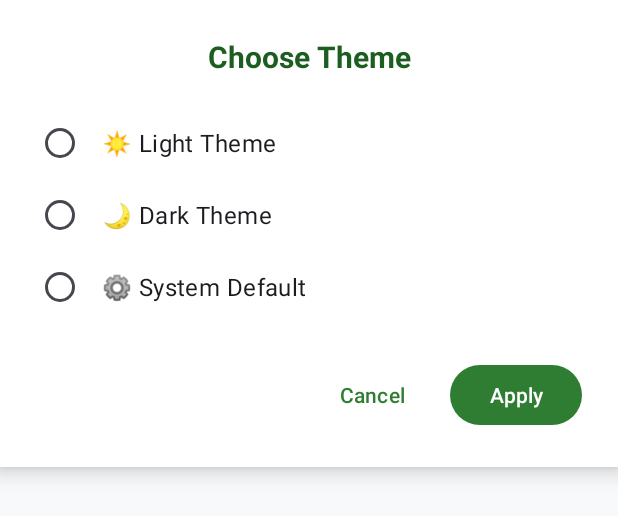
After one commit to IT22194930/NexCharge---EV-Charging-Station-Booking-System, an Android app: the layout dialog_theme_selection.xml on its own in the app's theme, with its tools: preview values and no code run, on a phone screen of 412 x 824 dp. The commit adds this screen. Shown: the top 516 px of the screen. Run offline under Robolectric (Android 15) with nearby library versions, the phone set to English and light mode, and no system bars.

Commit message:
Add change theme button fix app crashing
Add change theme button fix app crashing

```diff
--- a/EVChargingApp/app/src/main/java/com/evcharging/evchargingapp/ui/LauncherActivity.kt
+++ b/EVChargingApp/app/src/main/java/com/evcharging/evchargingapp/ui/LauncherActivity.kt
@@ -11,6 +11,7 @@ import com.auth0.android.jwt.JWT
 import com.evcharging.evchargingapp.R
 import com.evcharging.evchargingapp.ui.evowner.EVOwnerHomeActivity
 import com.evcharging.evchargingapp.ui.stationoperator.StationOperatorHomeActivity
+import com.evcharging.evchargingapp.utils.ThemeManager
 
 class LauncherActivity : AppCompatActivity() {
 
@@ -18,6 +19,11 @@ class LauncherActivity : AppCompatActivity() {
 
     override fun onCreate(savedInstanceState: Bundle?) {
         super.onCreate(savedInstanceState)
+
+        // Initialize theme before setting content view
+        val savedTheme = ThemeManager.getSavedTheme(this)
+        ThemeManager.applyTheme(savedTheme)
+
         setContentView(R.layout.activity_launcher)
 
         // Delay the navigation to show splash screen for the specified time
--- a/EVChargingApp/app/src/main/java/com/evcharging/evchargingapp/ui/LoginActivity.kt
+++ b/EVChargingApp/app/src/main/java/com/evcharging/evchargingapp/ui/LoginActivity.kt
@@ -20,6 +20,7 @@ import com.evcharging.evchargingapp.db.UserDao
 import com.evcharging.evchargingapp.ui.HomeActivity
 import com.evcharging.evchargingapp.ui.evowner.EVOwnerHomeActivity
 import com.evcharging.evchargingapp.ui.stationoperator.StationOperatorHomeActivity
+import com.evcharging.evchargingapp.utils.ThemeManager
 import kotlinx.coroutines.launch
 import org.json.JSONObject
 
@@ -30,6 +31,11 @@ class LoginActivity : AppCompatActivity() {
 
     override fun onCreate(savedInstanceState: Bundle?) {
         super.onCreate(savedInstanceState)
+
+        // Initialize theme before setting content view
+        val savedTheme = ThemeManager.getSavedTheme(this)
+        ThemeManager.applyTheme(savedTheme)
+
         enableEdgeToEdge()
         binding = ActivityLoginBinding.inflate(layoutInflater)
         setContentView(binding.root)
--- a/EVChargingApp/app/src/main/java/com/evcharging/evchargingapp/ui/evowner/fragments/EVOwnerReservationsFragment.kt
+++ b/EVChargingApp/app/src/main/java/com/evcharging/evchargingapp/ui/evowner/fragments/EVOwnerReservationsFragment.kt
@@ -616,7 +616,7 @@ class EVOwnerReservationsFragment : Fragment() {
 
                 if (response.isSuccessful) {
                     val stationName = getStationName(booking.stationId)
-                    showSuccess("Booking updated successfully!\n\nStation: $stationName\nNew Date & Time: ${DateTimeUtils.formatToUserFriendly(formattedDateTime)}")
+                    showSuccess("Booking updated successfully!")
                     loadRecentBookings() // Refresh the list
                 } else {
                     showError("Failed to update booking: ${response.message()}")
--- a/EVChargingApp/app/src/main/java/com/evcharging/evchargingapp/ui/evowner/fragments/tabs/ActiveBookingsTabFragment.kt
+++ b/EVChargingApp/app/src/main/java/com/evcharging/evchargingapp/ui/evowner/fragments/tabs/ActiveBookingsTabFragment.kt
@@ -430,7 +430,7 @@ class ActiveBookingsTabFragment : Fragment() {
                 if (response.isSuccessful) {
                     val stationName = getStationName(booking.stationId)
                     Toast.makeText(requireContext(),
-                        "Booking updated successfully!\n\nStation: $stationName\nNew Date & Time: ${DateTimeUtils.formatToUserFriendly(formattedDateTime)}",
+                        "Booking updated successfully!",
                         Toast.LENGTH_LONG).show()
                     refreshBookings() // Refresh the list
                 } else {
--- a/EVChargingApp/app/src/main/java/com/evcharging/evchargingapp/ui/evowner/fragments/tabs/HistoryBookingsTabFragment.kt
+++ b/EVChargingApp/app/src/main/java/com/evcharging/evchargingapp/ui/evowner/fragments/tabs/HistoryBookingsTabFragment.kt
@@ -429,7 +429,7 @@ class HistoryBookingsTabFragment : Fragment() {
                 if (response.isSuccessful) {
                     val stationName = getStationName(booking.stationId)
                     Toast.makeText(requireContext(),
-                        "Booking updated successfully!\n\nStation: $stationName\nNew Date & Time: ${DateTimeUtils.formatToUserFriendly(formattedDateTime)}",
+                        "Booking updated successfully!",
                         Toast.LENGTH_LONG).show()
                     refreshBookings() // Refresh the list
                 } else {
--- /dev/null
+++ b/EVChargingApp/app/src/main/res/layout/dialog_theme_selection.xml
@@ -0,0 +1,87 @@
+<?xml version="1.0" encoding="utf-8"?>
+<LinearLayout xmlns:android="http://schemas.android.com/apk/res/android"
+    xmlns:app="http://schemas.android.com/apk/res-auto"
+    android:layout_width="match_parent"
+    android:layout_height="wrap_content"
+    android:orientation="vertical"
+    android:padding="24dp"
+    android:background="?attr/colorSurface"
+    android:elevation="8dp">
+
+    <!-- Dialog Title -->
+    <TextView
+        android:layout_width="match_parent"
+        android:layout_height="wrap_content"
+        android:text="Choose Theme"
+        android:textSize="20sp"
+        android:textStyle="bold"
+        android:textColor="?attr/colorOnSurface"
+        android:gravity="center"
+        android:layout_marginBottom="20dp" />
+
+    <!-- Theme Options -->
+    <RadioGroup
+        android:id="@+id/radioGroupThemes"
+        android:layout_width="match_parent"
+        android:layout_height="wrap_content"
+        android:orientation="vertical">
+
+        <com.google.android.material.radiobutton.MaterialRadioButton
+            android:id="@+id/radioButtonLight"
+            android:layout_width="match_parent"
+            android:layout_height="wrap_content"
+            android:text="☀️ Light Theme"
+            android:textSize="16sp"
+            android:padding="12dp"
+            android:background="?attr/selectableItemBackground"
+            android:drawablePadding="12dp" />
+
+        <com.google.android.material.radiobutton.MaterialRadioButton
+            android:id="@+id/radioButtonDark"
+            android:layout_width="match_parent"
+            android:layout_height="wrap_content"
+            android:text="🌙 Dark Theme"
+            android:textSize="16sp"
+            android:padding="12dp"
+            android:background="?attr/selectableItemBackground"
+            android:drawablePadding="12dp" />
+
+        <com.google.android.material.radiobutton.MaterialRadioButton
+            android:id="@+id/radioButtonSystem"
+            android:layout_width="match_parent"
+            android:layout_height="wrap_content"
+            android:text="⚙️ System Default"
+            android:textSize="16sp"
+            android:padding="12dp"
+            android:background="?attr/selectableItemBackground"
+            android:drawablePadding="12dp" />
+
+    </RadioGroup>
+
+    <!-- Action Buttons -->
+    <LinearLayout
+        android:layout_width="match_parent"
+        android:layout_height="wrap_content"
+        android:orientation="horizontal"
+        android:layout_marginTop="24dp"
+        android:gravity="end">
+
+        <com.google.android.material.button.MaterialButton
+            android:id="@+id/buttonCancel"
+            style="@style/Widget.Material3.Button.TextButton"
+            android:layout_width="wrap_content"
+            android:layout_height="wrap_content"
+            android:text="Cancel"
+            android:layout_marginEnd="8dp" />
+
+        <com.google.android.material.button.MaterialButton
+            android:id="@+id/buttonApply"
+            android:layout_width="wrap_content"
+            android:layout_height="wrap_content"
+            android:text="Apply"
+            app:backgroundTint="@color/nexcharge_primary"
+            android:textColor="@android:color/white" />
+
+    </LinearLayout>
+
+</LinearLayout>
--- a/EVChargingApp/app/src/main/res/layout/dialog_update_booking.xml
+++ b/EVChargingApp/app/src/main/res/layout/dialog_update_booking.xml
@@ -166,7 +166,7 @@
                     android:layout_height="wrap_content"
                     android:layout_weight="1"
                     android:layout_marginStart="8dp"
-                    android:text="Update Booking"
+                    android:text="Update"
                     android:backgroundTint="@color/nexcharge_primary" />
 
             </LinearLayout>
```
Also changed, not shown: EVChargingApp/app/src/main/java/com/evcharging/evchargingapp/ui/evowner/EVOwnerHomeActivity.kt (+16 -8 lines), EVChargingApp/app/src/main/java/com/evcharging/evchargingapp/ui/evowner/fragments/EVOwnerProfileFragment.kt (+63 -0 lines), EVChargingApp/app/src/main/java/com/evcharging/evchargingapp/utils/FragmentUtils.kt (added, +58 -0 lines), EVChargingApp/app/src/main/java/com/evcharging/evchargingapp/utils/ThemeManager.kt (added, +51 -0 lines), EVChargingApp/app/src/main/res/drawable/ic_theme.xml (added, +13 -0 lines), EVChargingApp/app/src/main/res/layout/fragment_evowner_profile.xml (+16 -1 lines).
